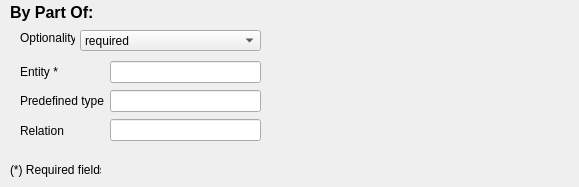
The window that GUI_Windows/Filters-Requirements/by_part_of.ui (ivanfelipeib/Masterarbeit) describes before a commit, drawn with Qt 5.
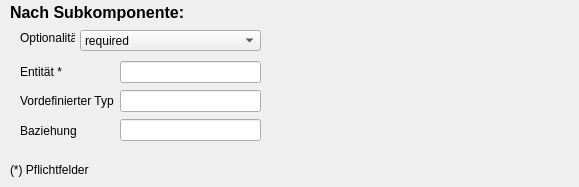
The same window after the commit. Custom widgets are drawn as their Qt base class.

Diff of the .ui file:
```diff
--- a/GUI_Windows/Filters-Requirements/by_part_of.ui
+++ b/GUI_Windows/Filters-Requirements/by_part_of.ui
@@ -19,7 +19,7 @@
      <rect>
       <x>10</x>
       <y>0</y>
-      <width>98</width>
+      <width>191</width>
       <height>24</height>
      </rect>
     </property>
@@ -32,7 +32,7 @@
      </font>
     </property>
     <property name="text">
-     <string>By Part Of:</string>
+     <string>Nach Subkomponente:</string>
     </property>
    </widget>
    <widget class="QLabel" name="label_3">
@@ -45,7 +45,7 @@
      </rect>
     </property>
     <property name="text">
-     <string>(*) Required fields</string>
+     <string>(*) Pflichtfelder</string>
     </property>
    </widget>
    <widget class="QWidget" name="layoutWidget">
@@ -63,21 +63,21 @@
        <item>
         <widget class="QLabel" name="lbl_entity">
          <property name="text">
-          <string>Entity *</string>
+          <string>Entität *</string>
          </property>
         </widget>
        </item>
        <item>
         <widget class="QLabel" name="label">
          <property name="text">
-          <string>Predefined type</string>
+          <string>Vordefinierter Typ</string>
          </property>
         </widget>
        </item>
        <item>
         <widget class="QLabel" name="lbl_relation">
          <property name="text">
-          <string>Relation</string>
+          <string>Baziehung</string>
          </property>
         </widget>
        </item>
@@ -128,7 +128,7 @@
      </rect>
     </property>
     <property name="text">
-     <string>Optionality</string>
+     <string>Optionalität:</string>
     </property>
    </widget>
   </widget>
```
